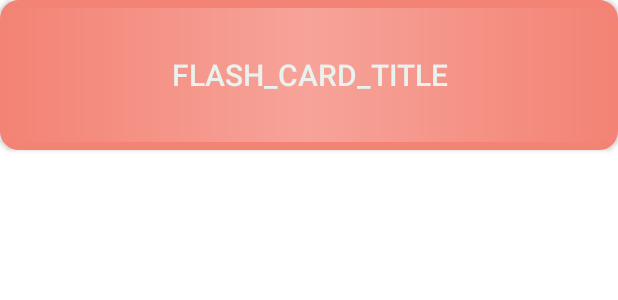
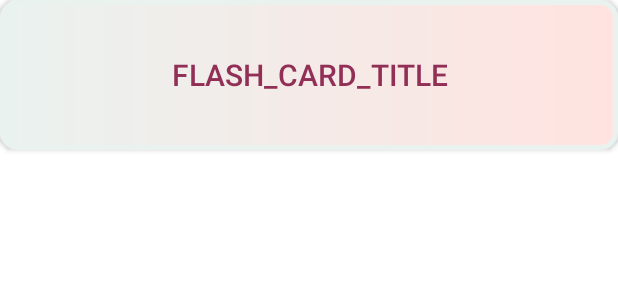
Before and after one commit to Loogibot/FlashCard, an Android app: the layout card_list.xml on its own in the app's theme, with its tools: preview values and no code run, on a phone screen of 412 x 824 dp. Shown: the top 300 px of the screen. Run offline under Robolectric (Android 15) with nearby library versions, the light colour scheme and no system bars.

Commit message:
made deck template its own page with card list view, gave it delete button, changed card for list view

```diff
--- a/app/build.gradle
+++ b/app/build.gradle
@@ -4,7 +4,7 @@ plugins {
 }
 
 android {
-    compileSdk 33
+    compileSdk 32
 
     defaultConfig {
         applicationId "com.loogibot.flashcard"
--- a/app/src/main/res/layout/card_for_deck_view.xml
+++ b/app/src/main/res/layout/card_for_deck_view.xml
@@ -7,10 +7,9 @@
         android:id="@+id/card_for_deck"
         android:layout_width="match_parent"
         android:layout_height="100dp"
+        android:background="@drawable/custom_bar"
         android:text="@string/flash_card_title"
-
-        android:textColor="@color/Mint_Cream"
-        android:textSize="20sp"
-        android:background="@drawable/custom_gradient_bar"/>
+        android:textColor="@color/Quinacridone_Magenta"
+        android:textSize="20sp" />
 
 </LinearLayout>
--- a/app/src/main/res/layout/card_list.xml
+++ b/app/src/main/res/layout/card_list.xml
@@ -1,8 +1,8 @@
 <?xml version="1.0" encoding="utf-8"?>
 <LinearLayout xmlns:android="http://schemas.android.com/apk/res/android"
+    xmlns:tools="http://schemas.android.com/tools"
     android:layout_width="match_parent"
-    android:layout_height="match_parent"
-    xmlns:tools="http://schemas.android.com/tools">
+    android:layout_height="match_parent">
 
     <androidx.recyclerview.widget.RecyclerView
         android:id="@+id/list_of_cards_in_deck"
--- a/app/src/main/res/layout/deck_list.xml
+++ b/app/src/main/res/layout/deck_list.xml
@@ -3,7 +3,7 @@
     xmlns:app="http://schemas.android.com/apk/res-auto"
     xmlns:tools="http://schemas.android.com/tools"
     android:layout_width="match_parent"
-    android:layout_height="match_parent"
+    android:layout_height="wrap_content"
     android:layout_margin="3dp"
     app:layout_behavior="@string/appbar_scrolling_view_behavior"
     android:orientation="vertical">
@@ -13,7 +13,7 @@
         android:layout_width="match_parent"
         android:layout_height="wrap_content"
         android:layout_margin="15dp"
-        tools:listitem="@layout/deck_template" />
+        tools:listitem="@layout/deck_for_deck_list" />
 
     <androidx.appcompat.widget.AppCompatButton
         android:id="@+id/new_deck"
--- a/build.gradle
+++ b/build.gradle
@@ -7,4 +7,6 @@ plugins {
 
 task clean(type: Delete) {
     delete rootProject.buildDir
+
+
 }
```
Also changed, not shown: app/src/main/java/com/loogibot/flashcard/Deck/Deck.kt (+10 -1 lines), app/src/main/res/layout/deck_for_deck_list.xml (added, +19 -0 lines), app/src/main/res/layout/deck_template.xml (+28 -11 lines).
